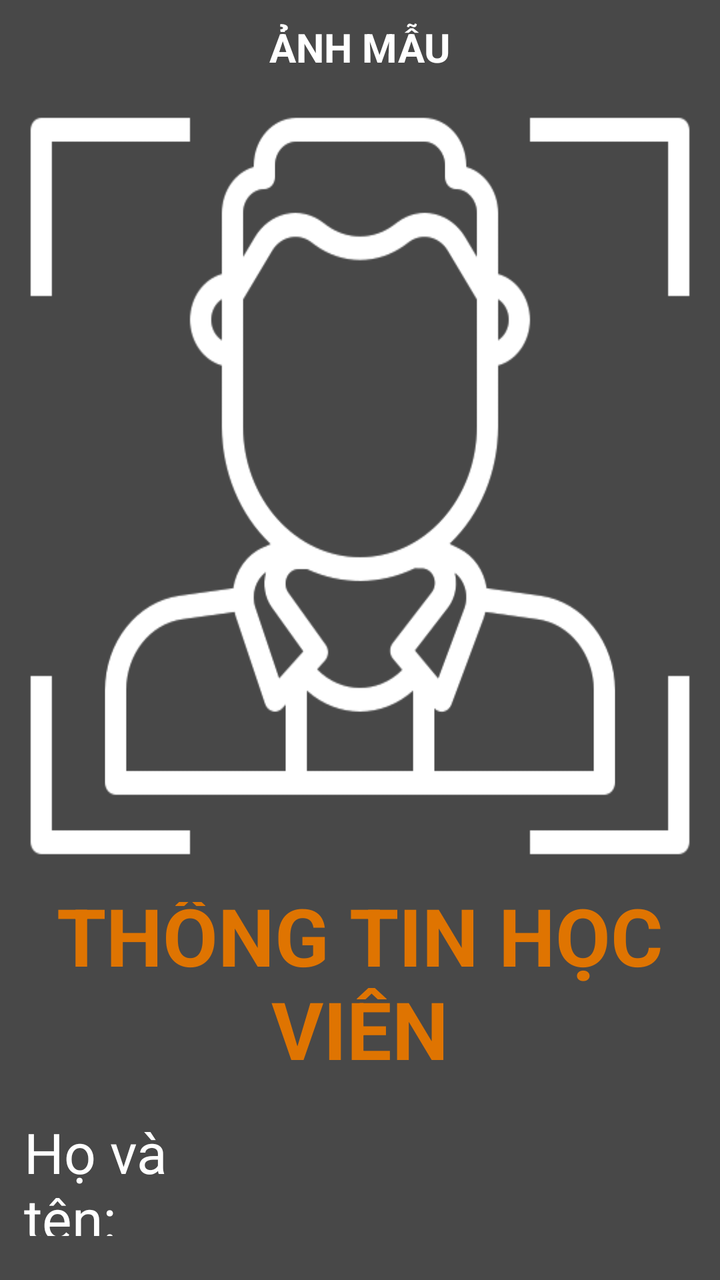
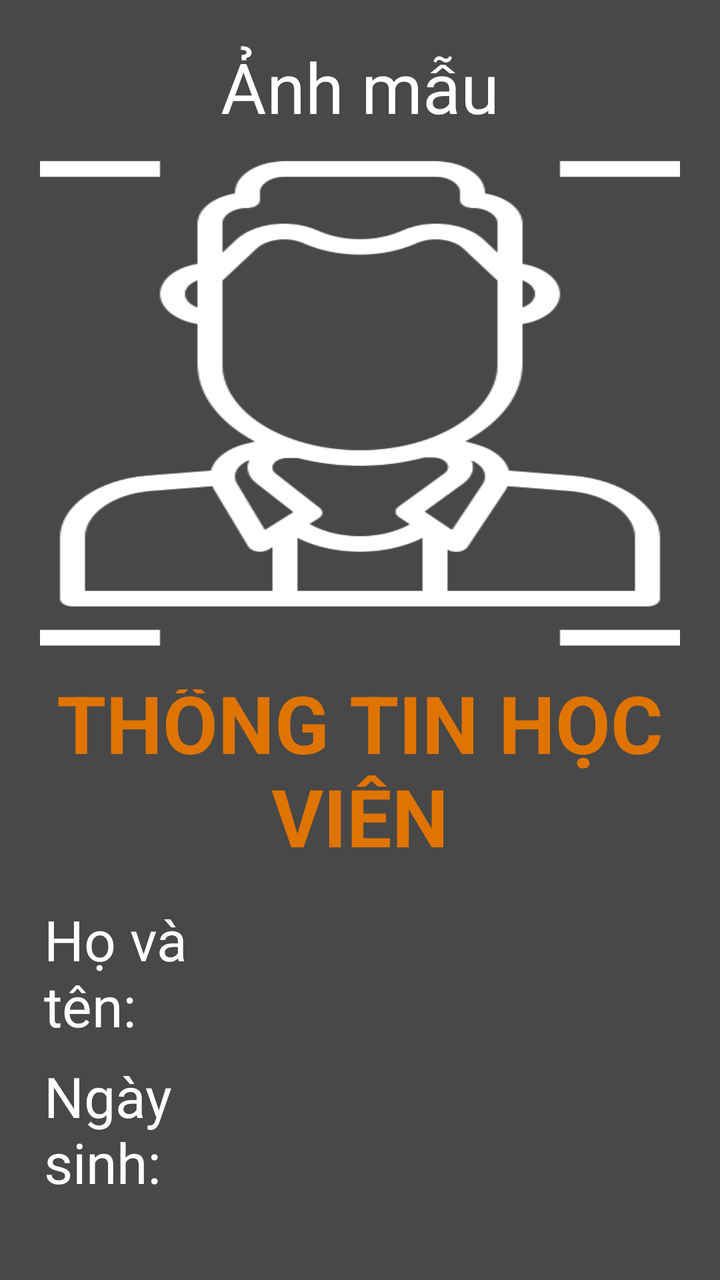

Compare the two renders of this Android layout. The source of the first and the diff that turns it into the second are given below.
<!-- AndroidManifest.xml: application theme Theme.Datapp -->
<!-- res/layout/dat_user_info_dialog.xml -->
<?xml version="1.0" encoding="utf-8"?>
<LinearLayout xmlns:android="http://schemas.android.com/apk/res/android"
    android:layout_width="match_parent"
    android:layout_height="wrap_content"
    android:background="#B7000000"
    android:orientation="vertical">

    
    <LinearLayout
        android:layout_width="match_parent"
        android:layout_height="wrap_content"
        android:orientation="horizontal">

        <LinearLayout
            android:layout_width="0dp"
            android:layout_height="wrap_content"
            android:layout_weight="1"
            android:orientation="vertical">
            <TextView
                android:layout_width="match_parent"
                android:layout_height="wrap_content"
                android:layout_marginBottom="6dp"
                android:layout_marginTop="10dp"
                android:gravity="center_horizontal"
                android:text="ẢNH MẪU"
                android:textAlignment="center"
                android:textColor="@color/white"
                android:textSize="20sp"
                android:textStyle="bold"/>
            <ImageView
                android:id="@+id/imgAvatar"
                android:layout_width="match_parent"
                android:layout_height="400dp"
                android:padding="10dp"
                android:scaleType="fitXY"
                android:src="@drawable/ic_face_recog"/>
        </LinearLayout>

        <LinearLayout
            android:id="@+id/vCapture"
            android:layout_width="0dp"
            android:layout_height="wrap_content"
            android:layout_weight="1"
            android:visibility="gone"
            android:orientation="vertical">
            <TextView
                android:layout_width="match_parent"
                android:layout_height="wrap_content"
                android:layout_marginBottom="6dp"
                android:layout_marginTop="10dp"
                android:gravity="center_horizontal"
                android:text="ẢNH CHỤP ĐĂNG NHẬP"
                android:textAlignment="center"
                android:textColor="@color/white"
                android:textSize="20sp"
                android:textStyle="bold"/>
            <ImageView
                android:id="@+id/ivCapture"
                android:layout_width="match_parent"
                android:layout_height="400dp"
                android:padding="10dp"
                android:scaleType="fitXY"
                android:src="@drawable/ic_face_recog"/>
        </LinearLayout>

    </LinearLayout>

    
    <LinearLayout
        android:layout_width="match_parent"
        android:layout_height="wrap_content"
        android:gravity="center"
        android:orientation="vertical"
        android:padding="8dp">

        <TextView
            android:id="@+id/tvTitle"
            android:layout_width="match_parent"
            android:layout_height="wrap_content"
            android:layout_marginBottom="10dp"
            android:gravity="center_horizontal"
            android:text="THÔNG TIN HỌC VIÊN"
            android:textAlignment="center"
            android:textColor="@color/orange"
            android:textSize="40sp"
            android:textStyle="bold"/>

        <LinearLayout
            android:layout_width="match_parent"
            android:layout_height="wrap_content"
            android:orientation="horizontal"
            android:padding="4dp">
            <TextView
                android:layout_width="0dp"
                android:layout_height="wrap_content"
                android:layout_weight="1"
                android:text="Họ và tên:"
                android:textColor="@color/white"
                android:textSize="28sp"/>
            <TextView
                android:id="@+id/tvFullName"
                android:layout_width="0dp"
                android:layout_height="wrap_content"
                android:layout_weight="2"
                android:textColor="@color/white"
                android:textSize="30sp"
                android:textStyle="bold"/>
        </LinearLayout>

        <LinearLayout
            android:layout_width="match_parent"
            android:layout_height="wrap_content"
            android:orientation="horizontal"
            android:padding="4dp">
            <TextView
                android:layout_width="0dp"
                android:layout_height="wrap_content"
                android:layout_weight="1"
                android:text="Ngày sinh:"
                android:textColor="@color/white"
                android:textSize="28sp"/>
            <TextView
                android:id="@+id/tvBirthday"
                android:layout_width="0dp"
                android:layout_height="wrap_content"
                android:layout_weight="2"
                android:textColor="@color/white"
                android:textSize="30sp"
                android:textStyle="bold"/>
        </LinearLayout>

        <LinearLayout
            android:layout_width="match_parent"
            android:layout_height="wrap_content"
            android:orientation="horizontal"
            android:padding="4dp">
            <TextView
                android:layout_width="0dp"
                android:layout_height="wrap_content"
                android:layout_weight="1"
                android:text="Giới tính:"
                android:textColor="@color/white"
                android:textSize="28sp"/>
            <TextView
                android:id="@+id/tvGender"
                android:layout_width="0dp"
                android:layout_height="wrap_content"
                android:layout_weight="2"
                android:textColor="@color/white"
                android:textSize="30sp"
                android:textStyle="bold"/>
        </LinearLayout>

        <LinearLayout
            android:layout_width="match_parent"
            android:layout_height="wrap_content"
            android:orientation="horizontal"
            android:padding="4dp">
            <TextView
                android:layout_width="0dp"
                android:layout_height="wrap_content"
                android:layout_weight="1"
                android:text="Số điện thoại:"
                android:textColor="@color/white"
                android:textSize="28sp"/>
            <TextView
                android:id="@+id/tvPhoneNumber"
                android:layout_width="0dp"
                android:layout_height="wrap_content"
                android:layout_weight="2"
                android:textColor="@color/white"
                android:textSize="30sp"
                android:textStyle="bold"/>
        </LinearLayout>

        <LinearLayout
            android:layout_width="match_parent"
            android:layout_height="wrap_content"
            android:orientation="horizontal"
            android:padding="4dp">
            <TextView
                android:layout_width="0dp"
                android:layout_height="wrap_content"
                android:layout_weight="1"
                android:text="Mã:"
                android:textColor="@color/white"
                android:textSize="28sp"/>
            <TextView
                android:id="@+id/tvIdNumber"
                android:layout_width="0dp"
                android:layout_height="wrap_content"
                android:layout_weight="2"
                android:textColor="@color/white"
                android:textSize="30sp"
                android:textStyle="bold"/>
        </LinearLayout>

        <LinearLayout
            android:layout_width="match_parent"
            android:layout_height="wrap_content"
            android:orientation="horizontal"
            android:padding="4dp">
            <TextView
                android:layout_width="0dp"
                android:layout_height="wrap_content"
                android:layout_weight="1"
                android:text="Địa chỉ:"
                android:textColor="@color/white"
                android:textSize="28sp"/>
            <TextView
                android:id="@+id/tvAddressInfo"
                android:layout_width="0dp"
                android:layout_height="wrap_content"
                android:layout_weight="2"
                android:textColor="@color/white"
                android:textSize="30sp"
                android:textStyle="bold"/>
        </LinearLayout>

        <LinearLayout
            android:layout_width="match_parent"
            android:layout_height="wrap_content"
            android:orientation="horizontal"
            android:weightSum="2"
            android:layout_marginBottom="10dp"
            android:layout_marginTop="10dp"
            android:padding="4dp">
            <Button
                android:id="@+id/btCancelDialog"
                android:layout_width="0dp"
                android:layout_height="wrap_content"
                android:layout_weight="1"
                android:layout_marginRight="40dp"
                android:background="@color/white"
                android:text="Hủy bỏ"
                android:textColor="@color/black"
                android:textSize="30sp"
                android:textStyle="bold" />
            <Button
                android:id="@+id/btConfirm"
                android:layout_width="0dp"
                android:layout_height="wrap_content"
                android:layout_weight="1"
                android:background="@color/orange"
                android:text="Đồng ý"
                android:textColor="@color/white"
                android:textSize="30sp"
                android:textStyle="bold" />
        </LinearLayout>

    </LinearLayout>

</LinearLayout>
<!-- resources referenced by this layout -->
<resources>
  <color name="black">#000000</color>
  <color name="orange">#DF7401</color>
  <color name="white">#FFFFFF</color>
  <!-- drawable ic_face_recog: png bitmap (drawable, 28310 bytes) -->
  <style name="Theme.Datapp" parent="Theme.MaterialComponents.DayNight.DarkActionBar">
          
          <item name="colorPrimary">@color/orange</item>
          <item name="colorPrimaryVariant">@color/purple_700</item>
          <item name="colorOnPrimary">@color/white</item>
          <item name="colorOnSurface">@color/white</item>
          <item name="colorSurface">@color/white</item>
          
          <item name="colorSecondary">@color/teal_200</item>
          <item name="colorSecondaryVariant">@color/teal_700</item>
          <item name="colorOnSecondary">@color/black</item>
          
          <item name="android:statusBarColor" tools:targetApi="l">?attr/colorPrimaryVariant</item>
          
          <item name="windowActionBar">false</item>
          <item name="windowNoTitle">true</item>
          <item name="android:windowFullscreen">true</item>
      </style>
  <color name="purple_700">#FF3700B3</color>
  <color name="teal_200">#FF03DAC5</color>
  <color name="teal_700">#FF018786</color>
</resources>

<!-- the commit's change to res/layout/dat_user_info_dialog.xml (unified diff, before → after) -->
@@ -3,69 +3,68 @@
     android:layout_width="match_parent"
     android:layout_height="wrap_content"
     android:background="#B7000000"
-    android:orientation="vertical">
-
-    
+    android:gravity="center_horizontal"
+    android:orientation="vertical"
+    android:padding="10dp">
+
     <LinearLayout
-        android:layout_width="match_parent"
+        android:layout_width="wrap_content"
         android:layout_height="wrap_content"
-        android:orientation="horizontal">
+        android:orientation="horizontal"
+        android:weightSum="2">
 
         <LinearLayout
             android:layout_width="0dp"
             android:layout_height="wrap_content"
+            android:layout_margin="10dp"
             android:layout_weight="1"
+            android:gravity="center"
             android:orientation="vertical">
-            <TextView
-                android:layout_width="match_parent"
-                android:layout_height="wrap_content"
-                android:layout_marginBottom="6dp"
-                android:layout_marginTop="10dp"
-                android:gravity="center_horizontal"
-                android:text="ẢNH MẪU"
-                android:textAlignment="center"
-                android:textColor="@color/white"
-                android:textSize="20sp"
-                android:textStyle="bold"/>
+
+            <TextView
+                android:layout_width="wrap_content"
+                android:layout_height="wrap_content"
+                android:text="Ảnh mẫu"
+                android:textColor="@color/white"
+                android:textSize="35sp" />
+
             <ImageView
                 android:id="@+id/imgAvatar"
-                android:layout_width="match_parent"
-                android:layout_height="400dp"
-                android:padding="10dp"
+                android:layout_width="400dp"
+                android:layout_height="250dp"
+                android:layout_marginTop="10dp"
                 android:scaleType="fitXY"
-                android:src="@drawable/ic_face_recog"/>
+                android:src="@drawable/ic_face_recog" />
         </LinearLayout>
 
         <LinearLayout
             android:id="@+id/vCapture"
             android:layout_width="0dp"
             android:layout_height="wrap_content"
+            android:layout_margin="10dp"
             android:layout_weight="1"
-            android:visibility="gone"
-            android:orientation="vertical">
-            <TextView
-                android:layout_width="match_parent"
-                android:layout_height="wrap_content"
-                android:layout_marginBottom="6dp"
-                android:layout_marginTop="10dp"
-                android:gravity="center_horizontal"
-                android:text="ẢNH CHỤP ĐĂNG NHẬP"
-                android:textAlignment="center"
-                android:textColor="@color/white"
-                android:textSize="20sp"
-                android:textStyle="bold"/>
+            android:gravity="center"
+            android:orientation="vertical"
+            android:visibility="gone">
+
+            <TextView
+                android:layout_width="wrap_content"
+                android:layout_height="wrap_content"
+                android:gravity="center"
+                android:text="Ảnh chụp đăng nhập"
+                android:textColor="@color/white"
+                android:textSize="35sp" />
+
             <ImageView
                 android:id="@+id/ivCapture"
-                android:layout_width="match_parent"
-                android:layout_height="400dp"
-                android:padding="10dp"
+                android:layout_width="400dp"
+                android:layout_height="250dp"
+                android:layout_marginTop="10dp"
                 android:scaleType="fitXY"
-                android:src="@drawable/ic_face_recog"/>
-        </LinearLayout>
-
+                android:src="@drawable/ic_face_recog" />
+        </LinearLayout>
     </LinearLayout>
 
-    
     <LinearLayout
         android:layout_width="match_parent"
         android:layout_height="wrap_content"
@@ -83,20 +82,22 @@
             android:textAlignment="center"
             android:textColor="@color/orange"
             android:textSize="40sp"
-            android:textStyle="bold"/>
-
-        <LinearLayout
-            android:layout_width="match_parent"
-            android:layout_height="wrap_content"
-            android:orientation="horizontal"
-            android:padding="4dp">
+            android:textStyle="bold" />
+
+        <LinearLayout
+            android:layout_width="match_parent"
+            android:layout_height="wrap_content"
+            android:orientation="horizontal"
+            android:padding="4dp">
+
             <TextView
                 android:layout_width="0dp"
                 android:layout_height="wrap_content"
                 android:layout_weight="1"
                 android:text="Họ và tên:"
                 android:textColor="@color/white"
-                android:textSize="28sp"/>
+                android:textSize="28sp" />
+
             <TextView
                 android:id="@+id/tvFullName"
                 android:layout_width="0dp"
@@ -104,21 +105,23 @@
                 android:layout_weight="2"
                 android:textColor="@color/white"
                 android:textSize="30sp"
-                android:textStyle="bold"/>
-        </LinearLayout>
-
-        <LinearLayout
-            android:layout_width="match_parent"
-            android:layout_height="wrap_content"
-            android:orientation="horizontal"
-            android:padding="4dp">
+                android:textStyle="bold" />
+        </LinearLayout>
+
+        <LinearLayout
+            android:layout_width="match_parent"
+            android:layout_height="wrap_content"
+            android:orientation="horizontal"
+            android:padding="4dp">
+
             <TextView
                 android:layout_width="0dp"
                 android:layout_height="wrap_content"
                 android:layout_weight="1"
                 android:text="Ngày sinh:"
                 android:textColor="@color/white"
-                android:textSize="28sp"/>
+                android:textSize="28sp" />
+
             <TextView
                 android:id="@+id/tvBirthday"
                 android:layout_width="0dp"
@@ -126,21 +129,23 @@
                 android:layout_weight="2"
                 android:textColor="@color/white"
                 android:textSize="30sp"
-                android:textStyle="bold"/>
-        </LinearLayout>
-
-        <LinearLayout
-            android:layout_width="match_parent"
-            android:layout_height="wrap_content"
-            android:orientation="horizontal"
-            android:padding="4dp">
+                android:textStyle="bold" />
+        </LinearLayout>
+
+        <LinearLayout
+            android:layout_width="match_parent"
+            android:layout_height="wrap_content"
+            android:orientation="horizontal"
+            android:padding="4dp">
+
             <TextView
                 android:layout_width="0dp"
                 android:layout_height="wrap_content"
                 android:layout_weight="1"
                 android:text="Giới tính:"
                 android:textColor="@color/white"
-                android:textSize="28sp"/>
+                android:textSize="28sp" />
+
             <TextView
                 android:id="@+id/tvGender"
                 android:layout_width="0dp"
@@ -148,21 +153,23 @@
                 android:layout_weight="2"
                 android:textColor="@color/white"
                 android:textSize="30sp"
-                android:textStyle="bold"/>
-        </LinearLayout>
-
-        <LinearLayout
-            android:layout_width="match_parent"
-            android:layout_height="wrap_content"
-            android:orientation="horizontal"
-            android:padding="4dp">
+                android:textStyle="bold" />
+        </LinearLayout>
+
+        <LinearLayout
+            android:layout_width="match_parent"
+            android:layout_height="wrap_content"
+            android:orientation="horizontal"
+            android:padding="4dp">
+
             <TextView
                 android:layout_width="0dp"
                 android:layout_height="wrap_content"
                 android:layout_weight="1"
                 android:text="Số điện thoại:"
                 android:textColor="@color/white"
-                android:textSize="28sp"/>
+                android:textSize="28sp" />
+
             <TextView
                 android:id="@+id/tvPhoneNumber"
                 android:layout_width="0dp"
@@ -170,21 +177,23 @@
                 android:layout_weight="2"
                 android:textColor="@color/white"
                 android:textSize="30sp"
-                android:textStyle="bold"/>
-        </LinearLayout>
-
-        <LinearLayout
-            android:layout_width="match_parent"
-            android:layout_height="wrap_content"
-            android:orientation="horizontal"
-            android:padding="4dp">
+                android:textStyle="bold" />
+        </LinearLayout>
+
+        <LinearLayout
+            android:layout_width="match_parent"
+            android:layout_height="wrap_content"
+            android:orientation="horizontal"
+            android:padding="4dp">
+
             <TextView
                 android:layout_width="0dp"
                 android:layout_height="wrap_content"
                 android:layout_weight="1"
                 android:text="Mã:"
                 android:textColor="@color/white"
-                android:textSize="28sp"/>
+                android:textSize="28sp" />
+
             <TextView
                 android:id="@+id/tvIdNumber"
                 android:layout_width="0dp"
@@ -192,21 +201,23 @@
                 android:layout_weight="2"
                 android:textColor="@color/white"
                 android:textSize="30sp"
-                android:textStyle="bold"/>
-        </LinearLayout>
-
-        <LinearLayout
-            android:layout_width="match_parent"
-            android:layout_height="wrap_content"
-            android:orientation="horizontal"
-            android:padding="4dp">
+                android:textStyle="bold" />
+        </LinearLayout>
+
+        <LinearLayout
+            android:layout_width="match_parent"
+            android:layout_height="wrap_content"
+            android:orientation="horizontal"
+            android:padding="4dp">
+
             <TextView
                 android:layout_width="0dp"
                 android:layout_height="wrap_content"
                 android:layout_weight="1"
                 android:text="Địa chỉ:"
                 android:textColor="@color/white"
-                android:textSize="28sp"/>
+                android:textSize="28sp" />
+
             <TextView
                 android:id="@+id/tvAddressInfo"
                 android:layout_width="0dp"
@@ -214,28 +225,30 @@
                 android:layout_weight="2"
                 android:textColor="@color/white"
                 android:textSize="30sp"
-                android:textStyle="bold"/>
-        </LinearLayout>
-
-        <LinearLayout
-            android:layout_width="match_parent"
-            android:layout_height="wrap_content"
-            android:orientation="horizontal"
-            android:weightSum="2"
+                android:textStyle="bold" />
+        </LinearLayout>
+
+        <LinearLayout
+            android:layout_width="match_parent"
+            android:layout_height="wrap_content"
+            android:layout_marginTop="10dp"
             android:layout_marginBottom="10dp"
-            android:layout_marginTop="10dp"
-            android:padding="4dp">
+            android:orientation="horizontal"
+            android:padding="4dp"
+            android:weightSum="2">
+
             <Button
                 android:id="@+id/btCancelDialog"
                 android:layout_width="0dp"
                 android:layout_height="wrap_content"
-                android:layout_weight="1"
                 android:layout_marginRight="40dp"
+                android:layout_weight="1"
                 android:background="@color/white"
                 android:text="Hủy bỏ"
                 android:textColor="@color/black"
                 android:textSize="30sp"
                 android:textStyle="bold" />
+
             <Button
                 android:id="@+id/btConfirm"
                 android:layout_width="0dp"
@@ -247,7 +260,5 @@
                 android:textSize="30sp"
                 android:textStyle="bold" />
         </LinearLayout>
-
     </LinearLayout>
-
 </LinearLayout>
